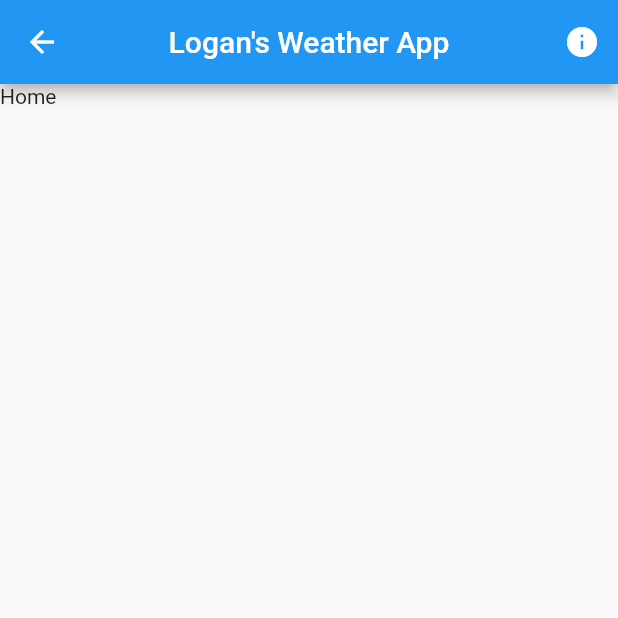
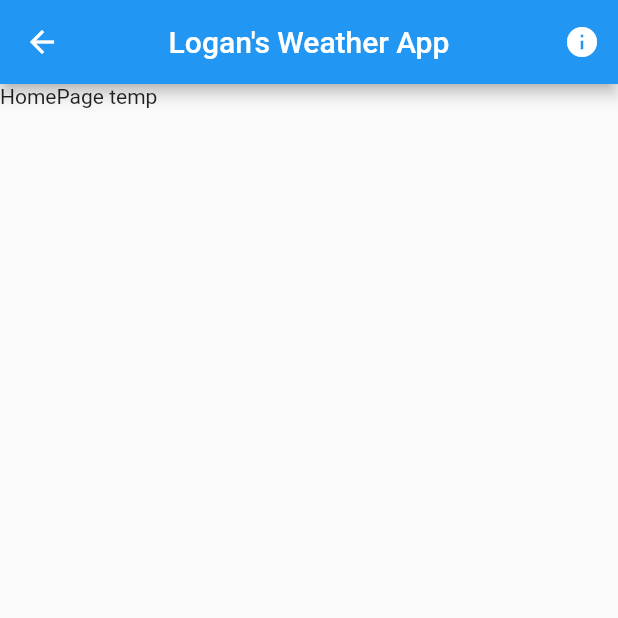
Before and after one commit to LoganLDB/personalised-weather-app, a Flutter app: the MainPage screen opened directly, on a phone screen of 412 x 824 dp, the top half of it. Run offline on Flutter 3.47's test engine with Material 2 defaults, Android fonts, the light colour scheme and no system bars; our stand-ins replace flutter_markdown.

Commit message:
Initial Flutter App

```diff
--- a/lib/pages/home_page.dart
+++ b/lib/pages/home_page.dart
@@ -0,0 +1,21 @@
+
+import 'package:flutter/material.dart';
+
+class HomePage extends StatefulWidget{
+  const HomePage({Key? key}) : super(key: key);
+
+  @override
+  _HomePageState createState(){
+    return _HomePageState();
+  }
+}
+
+class _HomePageState extends State<HomePage>{
+
+  @override
+  Widget build(BuildContext context) {
+    return Scaffold(
+      body: Text("HomePage temp"),
+    );
+  }
+}
--- a/lib/pages/main_page.dart
+++ b/lib/pages/main_page.dart
@@ -1,7 +1,8 @@
 
 import 'package:flutter/cupertino.dart';
 import 'package:flutter/material.dart';
-
+import 'package:personalised_weather_app/pages/home_page.dart';
+import 'package:personalised_weather_app/pages/running_page.dart';
 class MainPage extends StatefulWidget{
   const MainPage({Key? key}) : super(key: key);
 
@@ -14,8 +15,8 @@ class MainPage extends StatefulWidget{
 class _MainPageState extends State<MainPage> {
   int _selectedIndex = 0;
   final List<Widget> _pages = [
-    Scaffold(body: Text("Home")),
-    Scaffold(body: Text("Running")),
+    Scaffold(body: HomePage()),
+    Scaffold(body: RunningPage()),
     Scaffold(body: Text("Week")),
   ];
 
--- a/lib/pages/running_page.dart
+++ b/lib/pages/running_page.dart
@@ -15,7 +15,7 @@ class _RunningPageState extends State<RunningPage>{
   @override
   Widget build(BuildContext context) {
     return Scaffold(
-      body: Text("temp"),
+      body: Text("RunningPage temp"),
     );
   }
 }
--- a/pubspec.yaml
+++ b/pubspec.yaml
@@ -36,6 +36,7 @@ dependencies:
   # The following adds the Cupertino Icons font to your application.
   # Use with the CupertinoIcons class for iOS style icons.
   cupertino_icons: ^1.0.2
+  flutter_markdown: ^0.6.12
 
 dev_dependencies:
   flutter_test:
```
Also changed, not shown: lib/widgets/information_popup.dart (+55 -4 lines), pubspec.lock.
